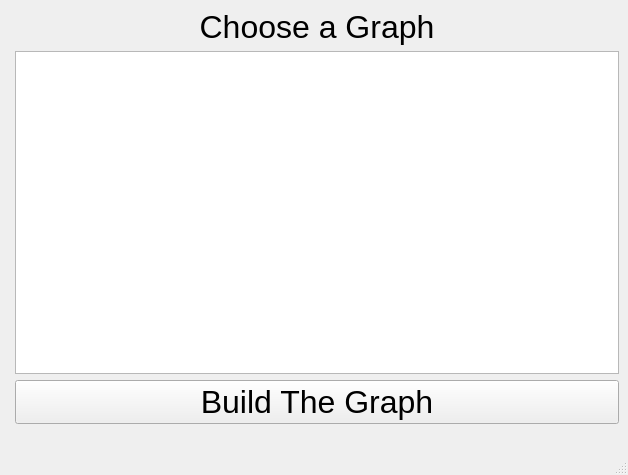
The window that mainwindow.ui (ebenson89/dvrmediaanalysis) describes before a commit, drawn with Qt 5.
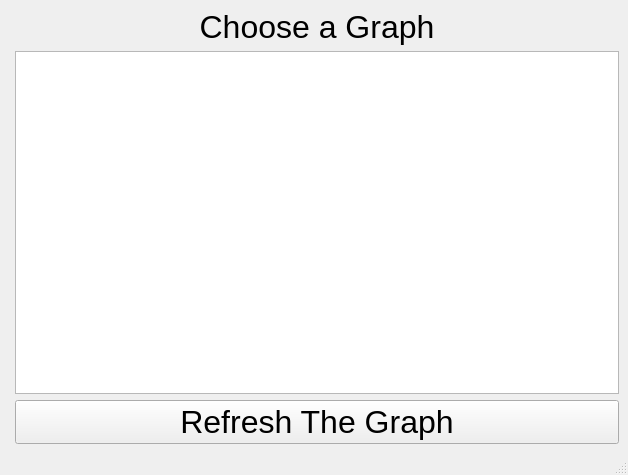
The same window after the commit.

```diff
--- a/mainwindow.ui
+++ b/mainwindow.ui
@@ -41,14 +41,7 @@
        </font>
       </property>
       <property name="text">
-       <string>Build The Graph</string>
-      </property>
-     </widget>
-    </item>
-    <item row="3" column="1">
-     <widget class="QLabel" name="graph_output_label">
-      <property name="text">
-       <string/>
+       <string>Refresh The Graph</string>
       </property>
      </widget>
     </item>
```
